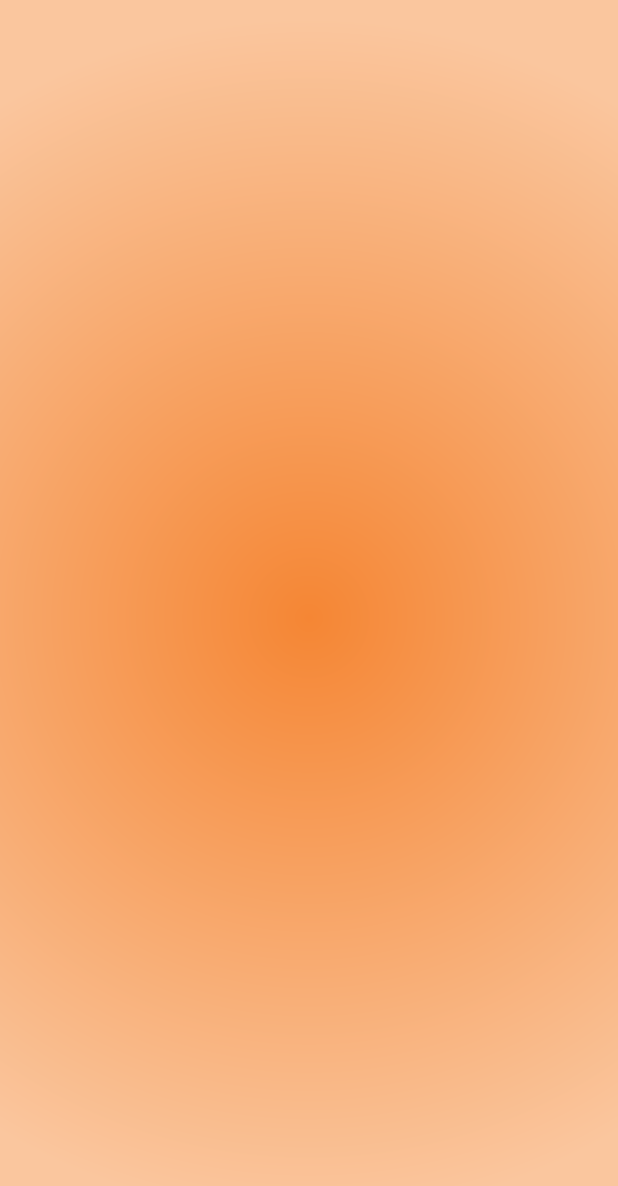
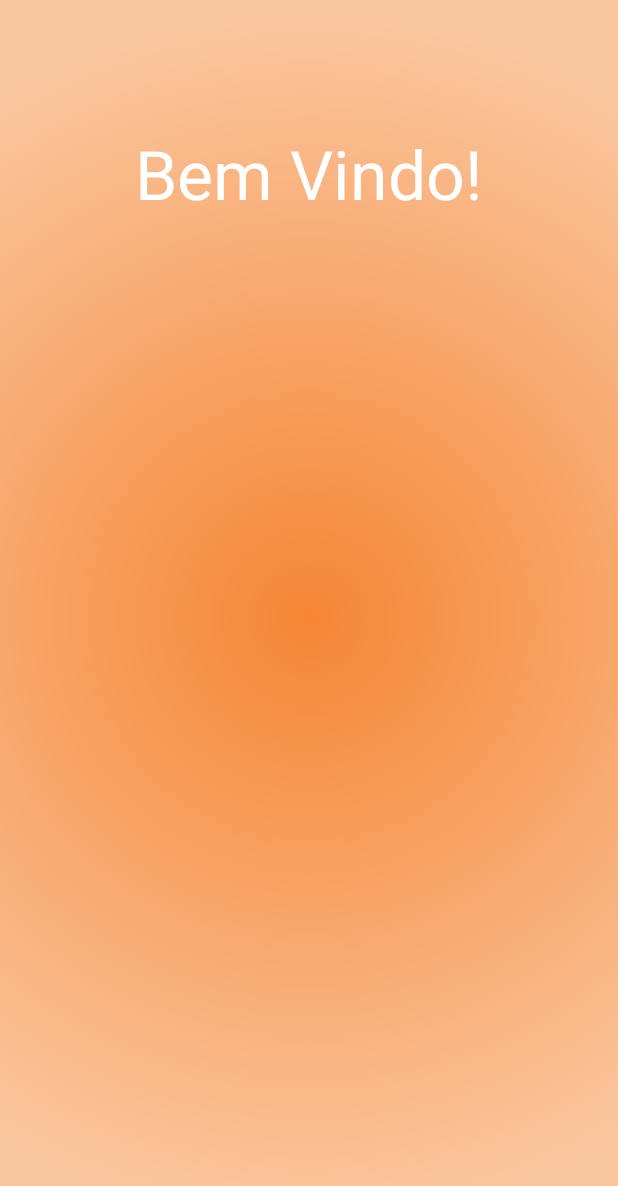
Before and after one commit to fabiomolinar/photo2me, an Android app: the SplashActivity screen opened directly, with no data from a screen before it, on a phone screen of 412 x 824 dp. Shown: the top 1186 px of the screen. Run offline under Robolectric (Android 15) with nearby library versions, the phone set to English and light mode, and no system bars.

Commit message:
Adicionando alguns detalhes a splash screen.

```diff
--- a/AndroidApp/Photo2me/app/src/main/res/layout/activity_splash.xml
+++ b/AndroidApp/Photo2me/app/src/main/res/layout/activity_splash.xml
@@ -7,8 +7,18 @@
     android:paddingLeft="@dimen/activity_horizontal_margin"
     android:paddingRight="@dimen/activity_horizontal_margin"
     android:paddingTop="@dimen/activity_vertical_margin"
-    tools:context="com.photo2me.photo2me.SplashActivity"
-    android:background="@drawable/radial_background">
+    tools:context="com.photo2me.photo2me.SplashActivity">
+
+    <TextView
+        android:layout_width="wrap_content"
+        android:layout_height="wrap_content"
+        android:textAppearance="?android:attr/textAppearanceLarge"
+        android:text="@string/bem_vindo"
+        android:id="@+id/txtBemVindo"
+        android:layout_alignParentTop="true"
+        android:layout_centerHorizontal="true"
+        android:layout_marginTop="69dp"
+        android:textSize="45sp"/>
 
     <ImageView
         android:layout_width="wrap_content"
@@ -18,4 +28,6 @@
         android:layout_centerHorizontal="true"
         android:src="@drawable/logo"
         android:contentDescription="@string/logo" />
+
+
 </RelativeLayout>
--- a/AndroidApp/Photo2me/app/src/main/res/values/colors.xml
+++ b/AndroidApp/Photo2me/app/src/main/res/values/colors.xml
@@ -7,4 +7,5 @@
     <color name="colorPrimary">#F58634</color>
     <color name="colorPrimaryDark">#793706</color>
     <color name="colorAccent">#FAC69E</color>
+    <color name="branco">#FFFFFF</color>
 </resources>
--- a/AndroidApp/Photo2me/app/src/main/res/values/strings.xml
+++ b/AndroidApp/Photo2me/app/src/main/res/values/strings.xml
@@ -2,4 +2,5 @@
     <string name="app_name">Photo2me</string>
     <string name="action_settings">Settings</string>
     <string name="logo">Logo</string>
+    <string name="bem_vindo">Bem Vindo!</string>
 </resources>
```
Also changed, not shown: 1 other file.
